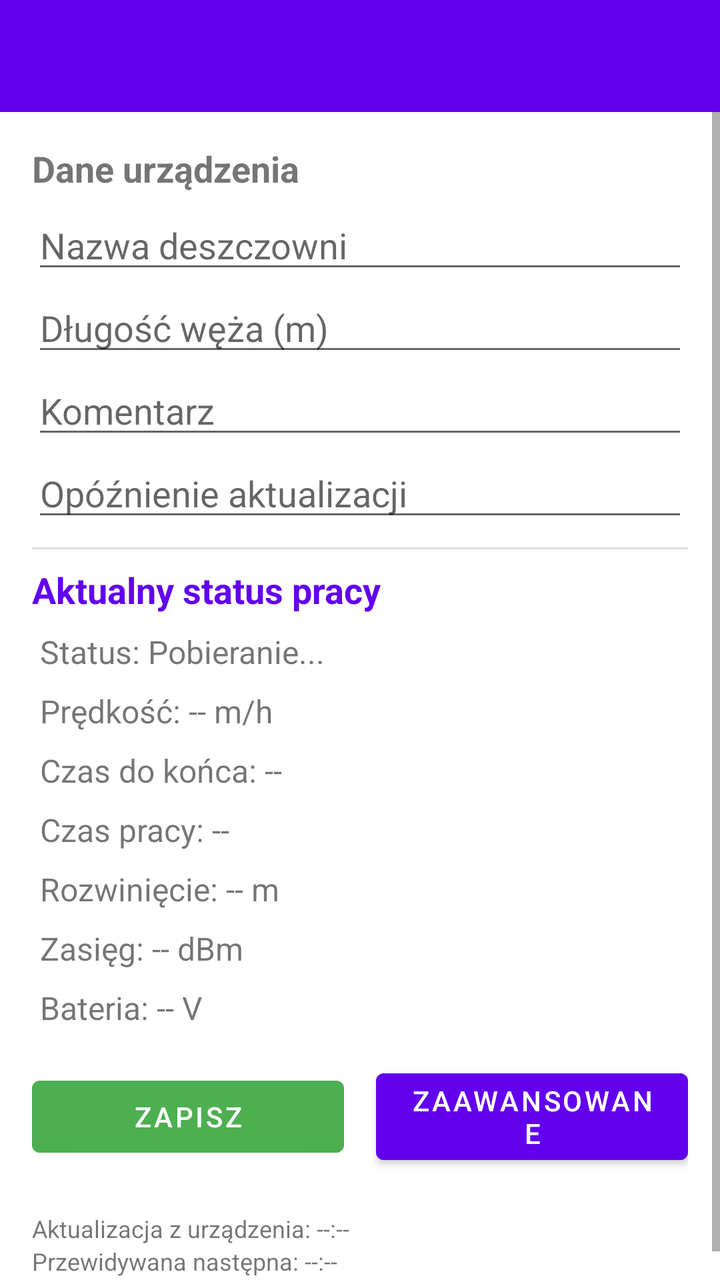
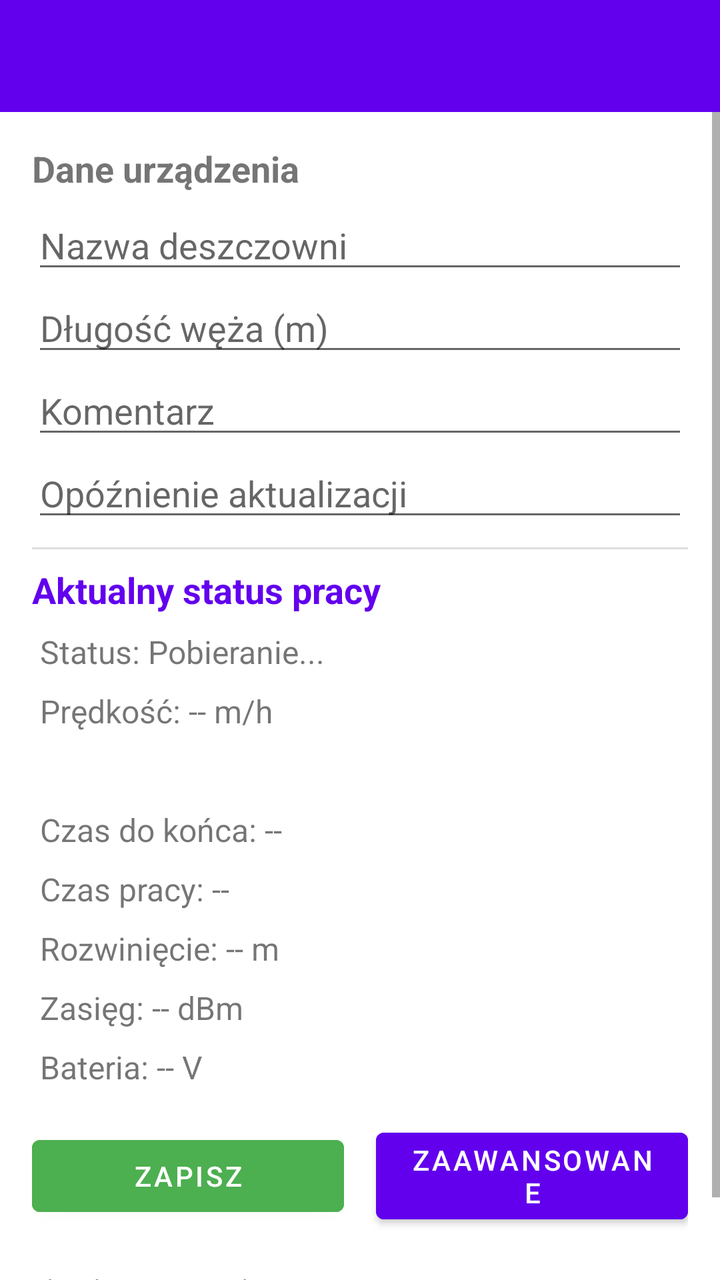

Before-and-after screenshots of an Android layout around one commit, followed by the original layout XML and the change that was made.
<!-- AndroidManifest.xml: application theme Theme.BazaDanych -->
<!-- res/layout/activity_rain_details.xml -->
<?xml version="1.0" encoding="utf-8"?>
<androidx.constraintlayout.widget.ConstraintLayout
    xmlns:android="http://schemas.android.com/apk/res/android"
    xmlns:app="http://schemas.android.com/apk/res-auto"
    android:layout_width="match_parent"
    android:layout_height="match_parent">

    <com.google.android.material.appbar.MaterialToolbar
        android:id="@+id/toolbar"
        android:layout_width="match_parent"
        android:layout_height="?attr/actionBarSize"
        android:background="?attr/colorPrimary"
        android:theme="@style/ThemeOverlay.AppCompat.Dark.ActionBar"
        app:popupTheme="@style/ThemeOverlay.AppCompat.Light"
        app:titleTextColor="@android:color/white"
        app:layout_constraintTop_toTopOf="parent" />

    <ScrollView
        android:layout_width="match_parent"
        android:layout_height="0dp"
        app:layout_constraintTop_toBottomOf="@id/toolbar"
        app:layout_constraintBottom_toBottomOf="parent">

        <LinearLayout
            android:layout_width="match_parent"
            android:layout_height="wrap_content"
            android:orientation="vertical"
            android:padding="16dp">

            <TextView
                android:layout_width="wrap_content"
                android:layout_height="wrap_content"
                android:text="@string/details_data"
                android:textStyle="bold"
                android:textSize="18sp"
                android:layout_marginBottom="4dp"/>

            <EditText
                android:id="@+id/nameEdit"
                android:layout_width="match_parent"
                android:layout_height="wrap_content"
                android:hint="@string/details_name" />

            <EditText
                android:id="@+id/lengthEdit"
                android:layout_width="match_parent"
                android:layout_height="wrap_content"
                android:hint="@string/details_hose"
                android:inputType="number" />

            <EditText
                android:id="@+id/commentEdit"
                android:layout_width="match_parent"
                android:layout_height="wrap_content"
                android:hint="@string/details_comment" />

            <EditText
                android:id="@+id/delayEdit"
                android:layout_width="match_parent"
                android:layout_height="wrap_content"
                android:hint="@string/delay_comment" />

            <View
                android:layout_width="match_parent"
                android:layout_height="1dp"
                android:background="#DDDDDD"
                android:layout_marginTop="8dp"
                android:layout_marginBottom="8dp"/>

            <TextView
                android:id="@+id/statusHeader"
                android:layout_width="wrap_content"
                android:layout_height="wrap_content"
                android:text="@string/details_current"
                android:textStyle="bold"
                android:textSize="18sp"
                android:textColor="?attr/colorPrimary"
                android:layout_marginBottom="4dp"/>

            <TextView
                android:id="@+id/statusText"
                android:layout_width="match_parent"
                android:layout_height="wrap_content"
                android:text="@string/details_status"
                android:textSize="16sp"
                android:padding="4dp"/>

            <TextView
                android:id="@+id/currentSpeedText"
                android:layout_width="match_parent"
                android:layout_height="wrap_content"
                android:text="@string/details_speed"
                android:textSize="16sp"
                android:padding="4dp"/>

            <TextView
                android:id="@+id/timeFinishText"
                android:layout_width="match_parent"
                android:layout_height="wrap_content"
                android:text="@string/details_endtime"
                android:textSize="16sp"
                android:padding="4dp"/>

            <TextView
                android:id="@+id/workTimeText"
                android:layout_width="match_parent"
                android:layout_height="wrap_content"
                android:text="@string/details_worktime"
                android:textSize="16sp"
                android:padding="4dp"/>

            <TextView
                android:id="@+id/extensionText"
                android:layout_width="match_parent"
                android:layout_height="wrap_content"
                android:text="@string/details_extension"
                android:textSize="16sp"
                android:padding="4dp"/>

            <TextView
                android:id="@+id/signalText"
                android:layout_width="match_parent"
                android:layout_height="wrap_content"
                android:text="@string/details_signal"
                android:textSize="16sp"
                android:padding="4dp"/>

            <TextView
                android:id="@+id/batteryText"
                android:layout_width="match_parent"
                android:layout_height="wrap_content"
                android:text="@string/details_battery"
                android:textSize="16sp"
                android:padding="4dp"/>

            <LinearLayout
                android:layout_width="match_parent"
                android:layout_height="wrap_content"
                android:orientation="horizontal"
                android:layout_marginTop="12dp"
                android:layout_marginBottom="20dp"
                android:gravity="center">

                <Button
                    android:id="@+id/saveButton"
                    android:layout_width="0dp"
                    android:layout_height="wrap_content"
                    android:layout_weight="1"
                    android:text="@string/details_save"
                    android:layout_marginEnd="8dp"
                    android:backgroundTint="#4CAF50"
                    android:textColor="#FFFFFF" />

                <Button
                    android:id="@+id/btnAdvancedSettings"
                    android:layout_width="0dp"
                    android:layout_height="wrap_content"
                    android:layout_weight="1"
                    android:text="@string/details_advance"
                    android:layout_marginStart="8dp"
                    android:backgroundTint="?attr/colorPrimary"
                    android:textColor="#FFFFFF" />

            </LinearLayout>

            <LinearLayout
                android:layout_width="match_parent"
                android:layout_height="wrap_content"
                android:orientation="horizontal"
                android:padding="0dp"
                android:gravity="center">

                <TextView
                    android:id="@+id/tvLastUpdate"
                    android:layout_width="0dp"
                    android:layout_weight="1"
                    android:layout_height="wrap_content"
                    android:text="@string/details_update"
                    android:textSize="12sp" />

            </LinearLayout>

            <LinearLayout
                android:layout_width="match_parent"
                android:layout_height="wrap_content"
                android:orientation="horizontal"
                android:padding="0dp"
                android:gravity="center">

                <TextView
                    android:id="@+id/tvNextUpdate"
                    android:layout_width="0dp"
                    android:layout_weight="1"
                    android:layout_height="wrap_content"
                    android:text="@string/details_next"
                    android:textSize="12sp"/>
            </LinearLayout>

        </LinearLayout>
    </ScrollView>

</androidx.constraintlayout.widget.ConstraintLayout>
<!-- resources referenced by this layout -->
<resources>
  <string name="delay_comment">Opóźnienie aktualizacji</string>
  <string name="details_advance">ZAAWANSOWANE</string>
  <string name="details_battery">Bateria: -- V</string>
  <string name="details_comment">Komentarz</string>
  <string name="details_current">Aktualny status pracy</string>
  <string name="details_data">Dane urządzenia</string>
  <string name="details_endtime">Czas do końca: --</string>
  <string name="details_extension">Rozwinięcie: -- m</string>
  <string name="details_hose">Długość węża (m)</string>
  <string name="details_name">Nazwa deszczowni</string>
  <string name="details_next">Przewidywana następna: --:--</string>
  <string name="details_save">ZAPISZ</string>
  <string name="details_signal">Zasięg: -- dBm</string>
  <string name="details_speed">Prędkość: -- m/h</string>
  <string name="details_status">Status: Pobieranie...</string>
  <string name="details_update">Aktualizacja z urządzenia: --:--</string>
  <string name="details_worktime">Czas pracy: --</string>
  <style name="Theme.BazaDanych" parent="Theme.MaterialComponents.Light.NoActionBar">
  
          <item name="android:windowSplashScreenBackground">@color/white</item>
          <item name="android:windowSplashScreenAnimatedIcon">@drawable/logo_5</item>
  
          <item name="colorPrimary">@color/purple_500</item>
          <item name="colorPrimaryVariant">@color/purple_700</item>
          <item name="colorOnPrimary">@color/white</item>
  
          <item name="colorSecondary">@color/teal_200</item>
          <item name="colorSecondaryVariant">@color/teal_700</item>
          <item name="colorOnSecondary">@color/black</item>
  
          <item name="android:statusBarColor">?attr/colorPrimaryVariant</item>
      </style>
  <color name="white">#FFFFFFFF</color>
  <!-- drawable logo_5: png bitmap (drawable, 112719 bytes) -->
  <color name="purple_500">#FF6200EE</color>
  <color name="purple_700">#FF3700B3</color>
  <color name="teal_200">#FF03DAC5</color>
  <color name="teal_700">#FF018786</color>
  <color name="black">#FF000000</color>
</resources>

<!-- the commit's change to res/layout/activity_rain_details.xml (unified diff, before → after) -->
@@ -86,10 +86,17 @@
                 android:padding="4dp"/>
 
             <TextView
+                android:id="@+id/setSpeedText"
+                android:layout_width="match_parent"
+                android:layout_height="wrap_content"
+                android:text="@string/details_speed"
+                android:textSize="16sp"
+                android:padding="4dp"/>
+
+            <TextView
                 android:id="@+id/currentSpeedText"
                 android:layout_width="match_parent"
                 android:layout_height="wrap_content"
-                android:text="@string/details_speed"
                 android:textSize="16sp"
                 android:padding="4dp"/>
 
@@ -109,13 +116,37 @@
                 android:textSize="16sp"
                 android:padding="4dp"/>
 
-            <TextView
-                android:id="@+id/extensionText"
-                android:layout_width="match_parent"
-                android:layout_height="wrap_content"
-                android:text="@string/details_extension"
-                android:textSize="16sp"
-                android:padding="4dp"/>
+            <LinearLayout
+                android:layout_width="match_parent"
+                android:layout_height="wrap_content"
+                android:orientation="horizontal"
+                android:gravity="center_vertical">
+
+                <TextView
+                    android:id="@+id/extensionText"
+                    android:layout_width="wrap_content"
+                    android:layout_height="wrap_content"
+                    android:text="@string/details_extension"
+                    android:textSize="16sp"
+                    android:padding="4dp"/>
+
+                
+                <TextView
+                    android:id="@+id/extensionInfoIcon"
+                    android:layout_width="20dp"
+                    android:layout_height="20dp"
+                    android:layout_marginStart="4dp"
+                    android:background="@drawable/bg_info_circle"
+                    android:gravity="center"
+                    android:text="i"
+                    android:textColor="#FFFFFF"
+                    android:textSize="12sp"
+                    android:textStyle="bold"
+                    android:clickable="true"
+                    android:focusable="true"
+                    android:visibility="gone"
+                    android:contentDescription="@string/extension_info_title"/>
+            </LinearLayout>
 
             <TextView
                 android:id="@+id/signalText"
<!-- resource entries referenced after the edit -->
@@ -1,5 +1,11 @@
 <!-- resources referenced by this layout -->
 <resources>
+  <!-- drawable bg_info_circle (drawable) -->
+  <?xml version="1.0" encoding="utf-8"?>
+  <shape xmlns:android="http://schemas.android.com/apk/res/android"
+      android:shape="oval">
+      <solid android:color="#4A6CF7" />
+  </shape>
   <string name="delay_comment">Opóźnienie aktualizacji</string>
   <string name="details_advance">ZAAWANSOWANE</string>
   <string name="details_battery">Bateria: -- V</string>
@@ -17,6 +23,7 @@
   <string name="details_status">Status: Pobieranie...</string>
   <string name="details_update">Aktualizacja z urządzenia: --:--</string>
   <string name="details_worktime">Czas pracy: --</string>
+  <string name="extension_info_title">Rozwinięcie</string>
   <style name="Theme.BazaDanych" parent="Theme.MaterialComponents.Light.NoActionBar">
   
           <item name="android:windowSplashScreenBackground">@color/white</item>
